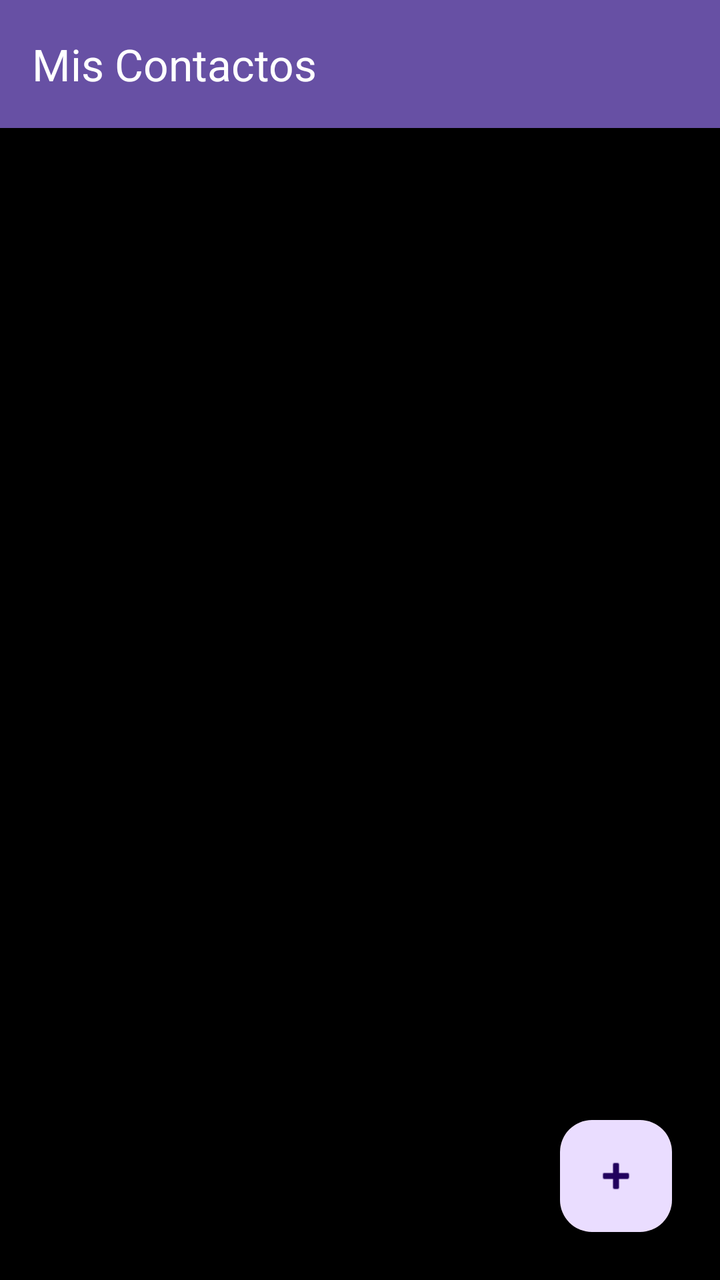
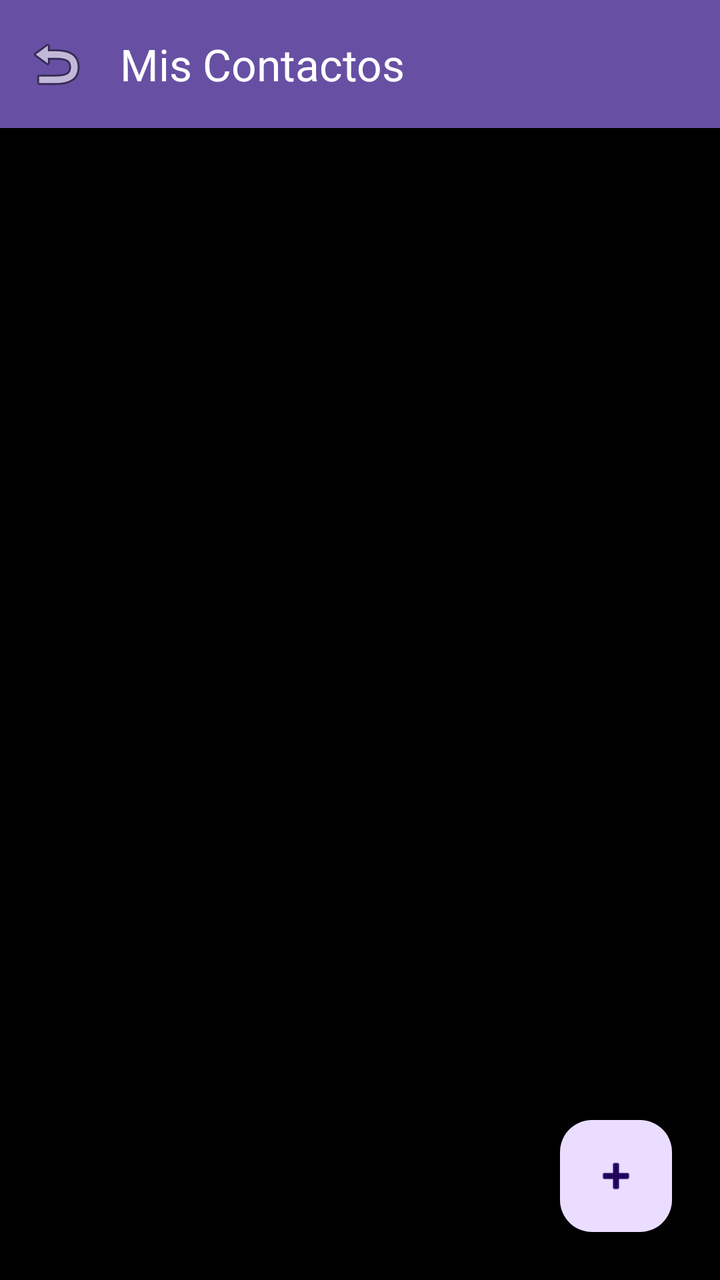

Two renders of the same Android screen: before a commit and after it. Below are the layout's source before the change and the commit's diff.
<!-- AndroidManifest.xml: application theme Theme.App_contactos -->
<!-- res/layout/activity_main.xml -->
<?xml version="1.0" encoding="utf-8"?>
<androidx.coordinatorlayout.widget.CoordinatorLayout xmlns:android="http://schemas.android.com/apk/res/android"
    xmlns:app="http://schemas.android.com/apk/res-auto"
    xmlns:tools="http://schemas.android.com/tools"
    android:layout_width="match_parent"
    android:layout_height="match_parent"
    tools:context=".ui.MainActivity">

    <LinearLayout
        android:layout_width="match_parent"
        android:layout_height="match_parent"
        android:orientation="vertical"
        android:background="@color/black">

        <com.google.android.material.appbar.MaterialToolbar
            android:id="@+id/toolbar"
            android:layout_width="match_parent"
            android:layout_height="wrap_content"
            android:background="?attr/colorPrimary"
            app:title="Mis Contactos"
            app:titleTextColor="@android:color/white" />

        <TextView
            android:id="@+id/tvEmptyState"
            android:layout_width="match_parent"
            android:layout_height="wrap_content"
            android:layout_marginTop="32dp"
            android:text="No hay contactos guardados.\n¡Toca + para agregar uno!"
            android:textAlignment="center"
            android:textSize="16sp"
            android:visibility="gone" />

        <androidx.recyclerview.widget.RecyclerView
            android:id="@+id/rvContactos"
            android:layout_width="match_parent"
            android:layout_height="match_parent"
            android:clipToPadding="false"
            android:paddingTop="8dp"
            android:paddingBottom="88dp" />

    </LinearLayout>

    <com.google.android.material.floatingactionbutton.FloatingActionButton
        android:id="@+id/fabAgregarContacto"
        android:layout_width="wrap_content"
        android:layout_height="wrap_content"
        android:layout_gravity="bottom|end"
        android:layout_margin="24dp"
        android:contentDescription="Agregar Contacto"
        app:srcCompat="@android:drawable/ic_input_add" />

</androidx.coordinatorlayout.widget.CoordinatorLayout>
<!-- resources referenced by this layout -->
<resources>
  <color name="black">#FF000000</color>
  <style name="Theme.App_contactos" parent="Base.Theme.App_contactos" />
  <style name="Base.Theme.App_contactos" parent="Theme.Material3.DayNight.NoActionBar">
          
          
      </style>
</resources>

<!-- the commit's change to res/layout/activity_main.xml (unified diff, before → after) -->
@@ -18,7 +18,8 @@
             android:layout_height="wrap_content"
             android:background="?attr/colorPrimary"
             app:title="Mis Contactos"
-            app:titleTextColor="@android:color/white" />
+            app:titleTextColor="@android:color/white"
+            app:navigationIcon="@android:drawable/ic_menu_revert" />
 
         <TextView
             android:id="@+id/tvEmptyState"
